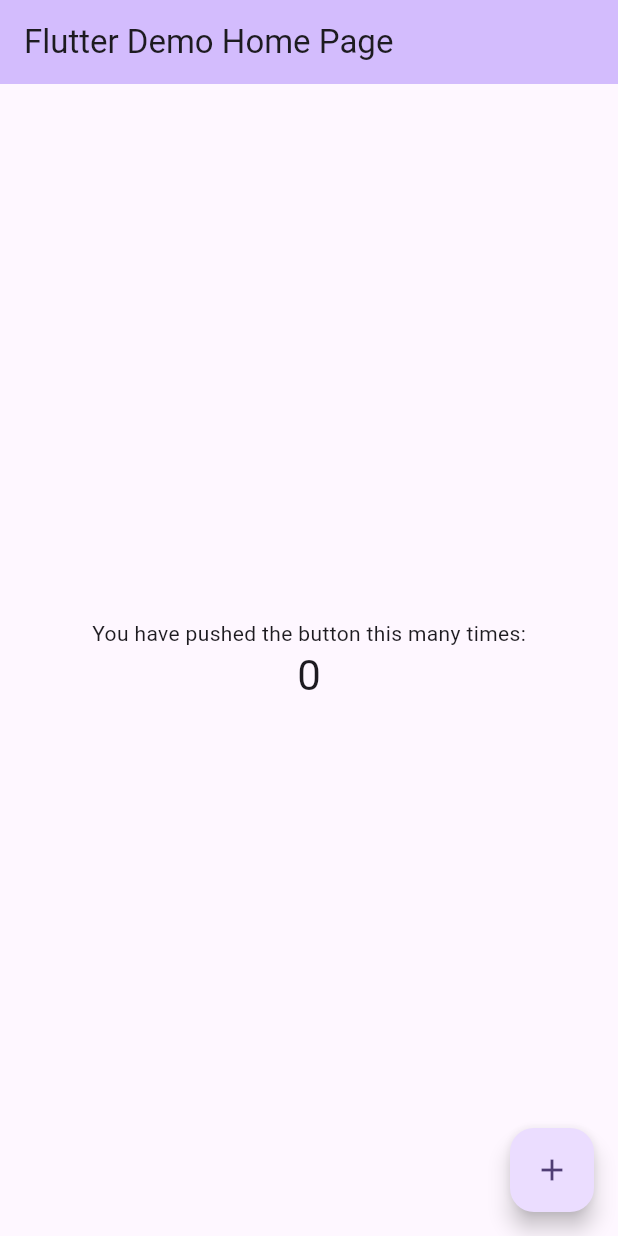
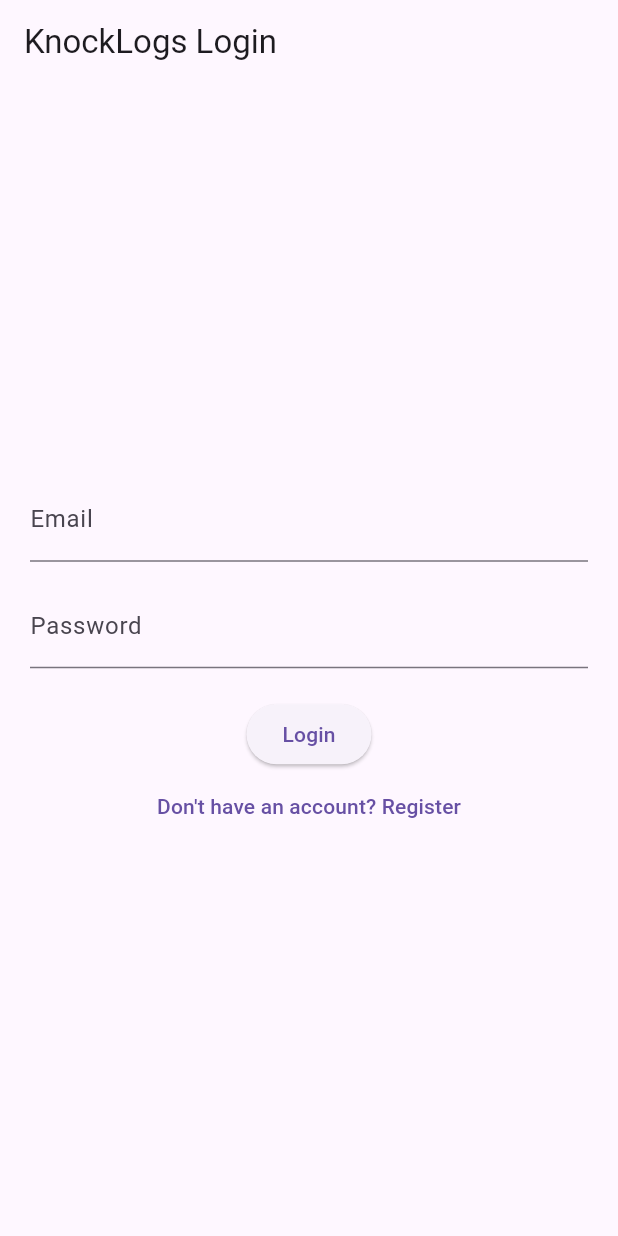
Before and after one commit to kalviumcommunity/s84-0226-MAM-Flutter-Firebase-KnockLogs, a Flutter app: the screen it shows after launch, on a phone screen of 412 x 824 dp. Run offline on Flutter 3.47's test engine with Material 3 defaults, Android fonts, the phone set to English and light mode, and no system bars; our stand-ins replace cloud_firestore, firebase_auth, firebase_core; accounts and stored records are empty.

Commit message:
Login functionality role wise done

```diff
--- a/knocklogs/lib/main.dart
+++ b/knocklogs/lib/main.dart
@@ -1,130 +1,23 @@
 import 'package:flutter/material.dart';
 import 'package:firebase_core/firebase_core.dart';
 import 'firebase_options.dart';
-
+import 'screens/auth/login_screen.dart';
 void main() async {
   WidgetsFlutterBinding.ensureInitialized();
-
   await Firebase.initializeApp(
     options: DefaultFirebaseOptions.currentPlatform,
   );
-
   runApp(const MyApp());
 }
 
 class MyApp extends StatelessWidget {
   const MyApp({super.key});
 
-  // This widget is the root of your application.
   @override
   Widget build(BuildContext context) {
-    return MaterialApp(
-      title: 'Flutter Demo',
-      theme: ThemeData(
-        // This is the theme of your application.
-        //
-        // TRY THIS: Try running your application with "flutter run". You'll see
-        // the application has a purple toolbar. Then, without quitting the app,
-        // try changing the seedColor in the colorScheme below to Colors.green
-        // and then invoke "hot reload" (save your changes or press the "hot
-        // reload" button in a Flutter-supported IDE, or press "r" if you used
-        // the command line to start the app).
-        //
-        // Notice that the counter didn't reset back to zero; the application
-        // state is not lost during the reload. To reset the state, use hot
-        // restart instead.
-        //
-        // This works for code too, not just values: Most code changes can be
-        // tested with just a hot reload.
-        colorScheme: ColorScheme.fromSeed(seedColor: Colors.deepPurple),
-      ),
-      home: const MyHomePage(title: 'Flutter Demo Home Page'),
+    return const MaterialApp(
+      debugShowCheckedModeBanner: false,
+      home: LoginScreen(),
     );
   }
 }
-
-class MyHomePage extends StatefulWidget {
-  const MyHomePage({super.key, required this.title});
-
-  // This widget is the home page of your application. It is stateful, meaning
-  // that it has a State object (defined below) that contains fields that affect
-  // how it looks.
-
-  // This class is the configuration for the state. It holds the values (in this
-  // case the title) provided by the parent (in this case the App widget) and
-  // used by the build method of the State. Fields in a Widget subclass are
-  // always marked "final".
-
-  final String title;
-
-  @override
-  State<MyHomePage> createState() => _MyHomePageState();
-}
-
-class _MyHomePageState extends State<MyHomePage> {
-  int _counter = 0;
-
-  void _incrementCounter() {
-    setState(() {
-      // This call to setState tells the Flutter framework that something has
-      // changed in this State, which causes it to rerun the build method below
-      // so that the display can reflect the updated values. If we changed
-      // _counter without calling setState(), then the build method would not be
-      // called again, and so nothing would appear to happen.
-      _counter++;
-    });
-  }
-
-  @override
-  Widget build(BuildContext context) {
-    // This method is rerun every time setState is called, for instance as done
-    // by the _incrementCounter method above.
-    //
-    // The Flutter framework has been optimized to make rerunning build methods
-    // fast, so that you can just rebuild anything that needs updating rather
-    // than having to individually change instances of widgets.
-    return Scaffold(
-      appBar: AppBar(
-        // TRY THIS: Try changing the color here to a specific color (to
-        // Colors.amber, perhaps?) and trigger a hot reload to see the AppBar
-        // change color while the other colors stay the same.
-        backgroundColor: Theme.of(context).colorScheme.inversePrimary,
-        // Here we take the value from the MyHomePage object that was created by
-        // the App.build method, and use it to set our appbar title.
-        title: Text(widget.title),
-      ),
-      body: Center(
-        // Center is a layout widget. It takes a single child and positions it
-        // in the middle of the parent.
-        child: Column(
-          // Column is also a layout widget. It takes a list of children and
-          // arranges them vertically. By default, it sizes itself to fit its
-          // children horizontally, and tries to be as tall as its parent.
-          //
-          // Column has various properties to control how it sizes itself and
-          // how it positions its children. Here we use mainAxisAlignment to
-          // center the children vertically; the main axis here is the vertical
-          // axis because Columns are vertical (the cross axis would be
-          // horizontal).
-          //
-          // TRY THIS: Invoke "debug painting" (choose the "Toggle Debug Paint"
-          // action in the IDE, or press "p" in the console), to see the
-          // wireframe for each widget.
-          mainAxisAlignment: MainAxisAlignment.center,
-          children: <Widget>[
-            const Text('You have pushed the button this many times:'),
-            Text(
-              '$_counter',
-              style: Theme.of(context).textTheme.headlineMedium,
-            ),
-          ],
-        ),
-      ),
-      floatingActionButton: FloatingActionButton(
-        onPressed: _incrementCounter,
-        tooltip: 'Increment',
-        child: const Icon(Icons.add),
-      ), // This trailing comma makes auto-formatting nicer for build methods.
-    );
-  }
-}
--- /dev/null
+++ b/knocklogs/lib/screens/auth/login_screen.dart
@@ -0,0 +1,99 @@
+import 'package:flutter/material.dart';
+import '../../services/auth_service.dart';
+import '../resident/resident_dashboard.dart';
+import '../guard/guard_dashboard.dart';
+import '../admin/admin_dashboard.dart';
+import 'register_screen.dart';
+class LoginScreen extends StatefulWidget {
+  const LoginScreen({super.key});
+
+  @override
+  State<LoginScreen> createState() => _LoginScreenState();
+}
+
+class _LoginScreenState extends State<LoginScreen> {
+  final emailController = TextEditingController();
+  final passwordController = TextEditingController();
+  final AuthService _authService = AuthService();
+
+  bool isLoading = false;
+
+  void loginUser() async {
+    setState(() {
+      isLoading = true;
+    });
+
+    String? role = await _authService.login(
+      emailController.text.trim(),
+      passwordController.text.trim(),
+    );
+
+    setState(() {
+      isLoading = false;
+    });
+
+    if (role == "resident") {
+      Navigator.pushReplacement(
+        context,
+        MaterialPageRoute(builder: (_) => const ResidentDashboard()),
+      );
+    } else if (role == "guard") {
+      Navigator.pushReplacement(
+        context,
+        MaterialPageRoute(builder: (_) => const GuardDashboard()),
+      );
+    } else if (role == "admin") {
+      Navigator.pushReplacement(
+        context,
+        MaterialPageRoute(builder: (_) => const AdminDashboard()),
+      );
+    } else {
+      ScaffoldMessenger.of(context).showSnackBar(
+        const SnackBar(content: Text("Login Failed")),
+      );
+    }
+  }
+
+  @override
+  Widget build(BuildContext context) {
+    return Scaffold(
+      appBar: AppBar(title: const Text("KnockLogs Login")),
+      body: Padding(
+        padding: const EdgeInsets.all(20),
+        child: Column(
+          mainAxisAlignment: MainAxisAlignment.center,
+          children: [
+            TextField(
+              controller: emailController,
+              decoration: const InputDecoration(labelText: "Email"),
+            ),
+            const SizedBox(height: 15),
+            TextField(
+              controller: passwordController,
+              obscureText: true,
+              decoration: const InputDecoration(labelText: "Password"),
+            ),
+            const SizedBox(height: 20),
+            isLoading
+                ? const CircularProgressIndicator()
+                : ElevatedButton(
+                    onPressed: loginUser,
+                    child: const Text("Login"),
+                  ),
+                  TextButton(
+  onPressed: () {
+    Navigator.push(
+      context,
+      MaterialPageRoute(
+        builder: (_) => const RegisterScreen(),
+      ),
+    );
+  },
+  child: const Text("Don't have an account? Register"),
+),
+          ],
+        ),
+      ),
+    );
+  }
+}
--- /dev/null
+++ b/knocklogs/lib/services/auth_service.dart
@@ -0,0 +1,25 @@
+import 'package:firebase_auth/firebase_auth.dart';
+import 'package:cloud_firestore/cloud_firestore.dart';
+
+class AuthService {
+  final FirebaseAuth _auth = FirebaseAuth.instance;
+  final FirebaseFirestore _firestore = FirebaseFirestore.instance;
+
+  Future<String?> login(String email, String password) async {
+    try {
+      UserCredential userCred = await _auth.signInWithEmailAndPassword(
+        email: email,
+        password: password,
+      );
+
+      String uid = userCred.user!.uid;
+
+      DocumentSnapshot doc =
+          await _firestore.collection("users").doc(uid).get();
+
+      return doc['role']; // return role
+    } catch (e) {
+      return null;
+    }
+  }
+}
```
Also changed, not shown: knocklogs/lib/counter_screen.dart (added, +37 -0 lines), knocklogs/lib/login_screen.dart (added, +49 -0 lines), knocklogs/lib/screens/admin/admin_dashboard.dart (added, +13 -0 lines), knocklogs/lib/screens/auth/register_screen.dart (added, +135 -0 lines), knocklogs/lib/screens/guard/guard_dashboard.dart (added, +13 -0 lines), knocklogs/lib/screens/resident/resident_dashboard.dart (added, +13 -0 lines), knocklogs/pubspec.yaml (+1 -68 lines).
